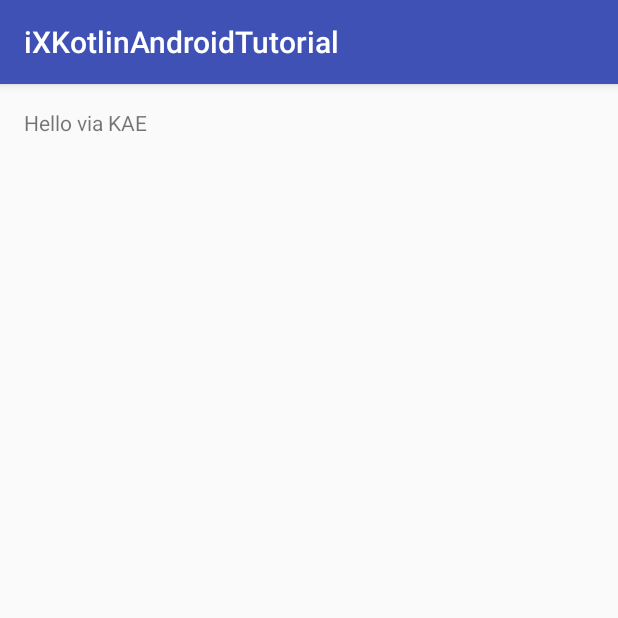
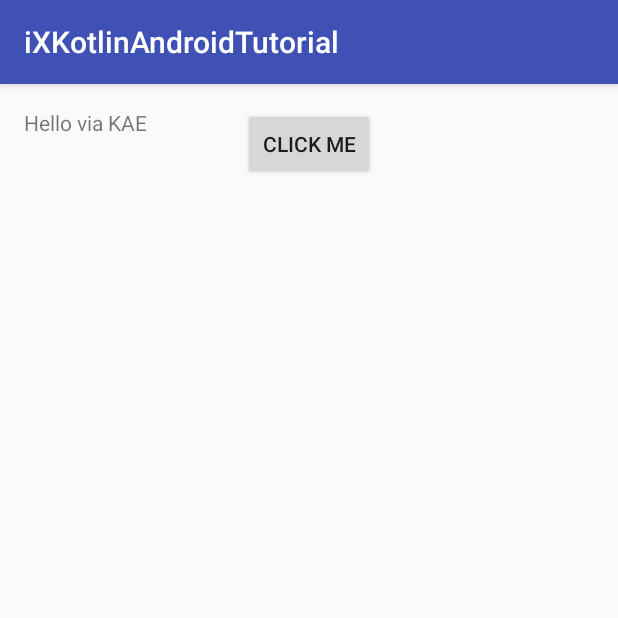
Before and after one commit to TheRealAgentK/ixkotlinandroidtutorial, an Android app: the screen it shows after launch (MainActivity), on a phone screen of 412 x 824 dp, the top half of it. Run offline under Robolectric (Android 15) with nearby library versions, the phone set to English and light mode, and no system bars.

Commit message:
Added Button to Layout and showed various forms of event listening in pure Kotlin and KAE)

```diff
--- a/app/src/main/kotlin/nz/co/ventego_creative/ixkotlinandroidtutorial/MainActivity.kt
+++ b/app/src/main/kotlin/nz/co/ventego_creative/ixkotlinandroidtutorial/MainActivity.kt
@@ -2,6 +2,7 @@ package nz.co.ventego_creative.ixkotlinandroidtutorial
 
 import android.support.v7.app.AppCompatActivity
 import android.os.Bundle
+import android.util.Log
 import kotlinx.android.synthetic.main.activity_main.*
 
 class MainActivity : AppCompatActivity() {
@@ -11,5 +12,17 @@ class MainActivity : AppCompatActivity() {
         setContentView(R.layout.activity_main)
 
         helloWorld.setText("Hello via KAE")
+
+        // plain Kotlin:
+        //
+        // findViewById(R.id.clickMe).setOnClickListener { view -> Log.d("MainActivity", "onClick: clickMe") }
+        // or
+        // findViewById(R.id.clickMe).setOnClickListener({ view -> Log.d("MainActivity", "onClick: clickMe")})
+
+        // with Kotlin Android Extensions:
+        //
+        clickMe.setOnClickListener { Log.d("MainActivity", "onClick: clickMe") }
     }
+
+
 }
--- a/app/src/main/res/layout/activity_main.xml
+++ b/app/src/main/res/layout/activity_main.xml
@@ -9,8 +9,17 @@
     android:paddingTop="@dimen/activity_vertical_margin"
     tools:context="nz.co.ventego_creative.ixkotlinandroidtutorial.MainActivity">
 
+    <Button
+        android:layout_width="wrap_content"
+        android:layout_height="wrap_content"
+        android:text="Click me"
+        android:id="@+id/clickMe"
+        android:layout_alignParentTop="true"
+        android:layout_centerHorizontal="true" />
+
     <TextView
         android:layout_width="wrap_content"
         android:layout_height="wrap_content"
         android:id="@+id/helloWorld" />
+
 </RelativeLayout>
```
